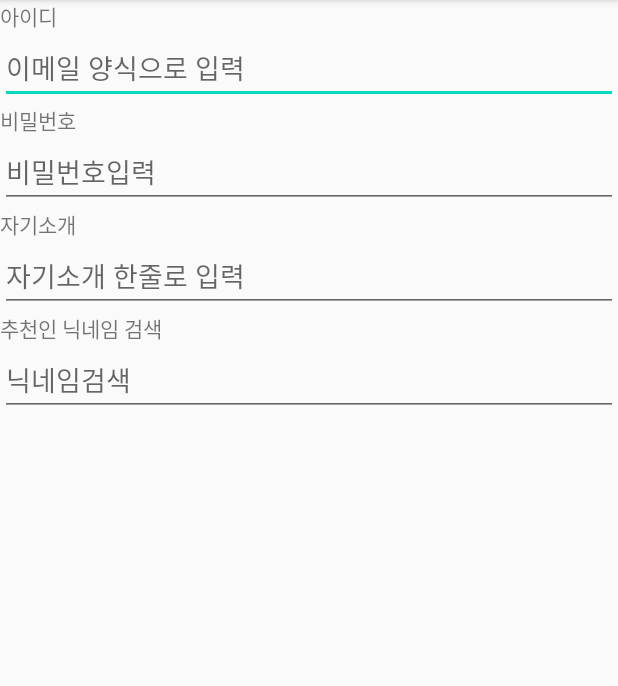
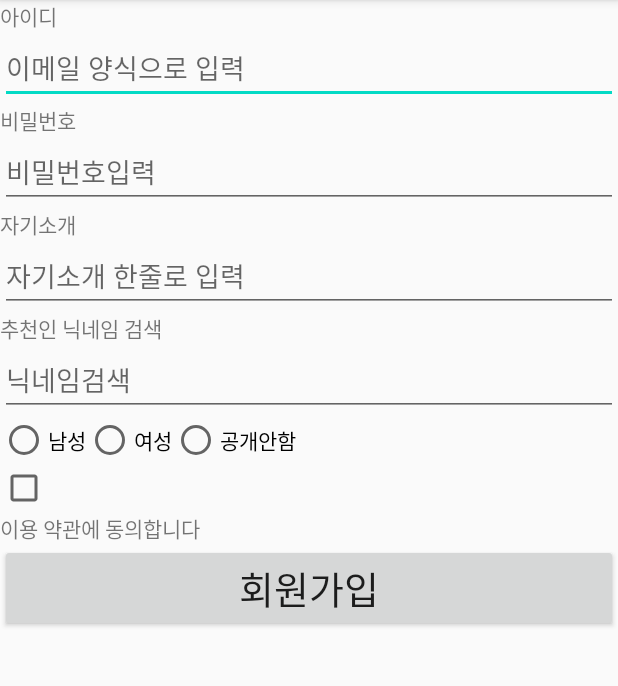
Before and after one commit to eicipop/UI_practice_20200630, an Android app: the screen it shows after launch (MainActivity), on a phone screen of 412 x 824 dp, the part 84-770 px from its top. Run offline under Robolectric (Android 15) with nearby library versions, the phone set to English and light mode, and no system bars.

Commit message:
activity_main.xml layout made EditText property practice :  Radio Button and Checkbox

```diff
--- a/app/src/main/res/layout/activity_main.xml
+++ b/app/src/main/res/layout/activity_main.xml
@@ -42,15 +42,54 @@
         android:layout_width="match_parent"
         android:layout_height="wrap_content"
         android:hint="자기소개 한줄로 입력"
-        android:singleLine="true"  />
+        android:singleLine="true" />
+
     <TextView
         android:layout_width="wrap_content"
         android:layout_height="wrap_content"
-        android:text="추천인 닉네임 검색"/>
+        android:text="추천인 닉네임 검색" />
+
     <EditText
         android:layout_width="match_parent"
         android:layout_height="wrap_content"
         android:hint="닉네임검색"
         android:imeOptions="actionSearch"
-        android:singleLine="true"  />
+        android:singleLine="true" />
+    <RadioGroup
+        android:layout_width="wrap_content"
+        android:layout_height="wrap_content"
+        android:orientation="horizontal"
+        >
+        <RadioButton
+            android:layout_width="wrap_content"
+            android:layout_height="wrap_content"
+            android:text="남성"
+            />
+    <RadioButton
+        android:layout_width="wrap_content"
+        android:layout_height="wrap_content"
+        android:text="여성"
+        />
+        <RadioButton
+            android:layout_width="wrap_content"
+            android:layout_height="wrap_content"
+            android:text="공개안함"
+            />
+    </RadioGroup>
+    <CheckBox
+        android:layout_width="wrap_content"
+        android:layout_height="wrap_content" />
+
+    <TextView
+        android:layout_width="match_parent"
+        android:layout_height="wrap_content"
+        android:checked="true"
+        android:text="이용 약관에 동의합니다" />
+
+    <Button
+        android:layout_width="match_parent"
+        android:layout_height="wrap_content"
+        android:text="회원가입"
+        android:textSize="25sp" />
+
 </LinearLayout>
```
